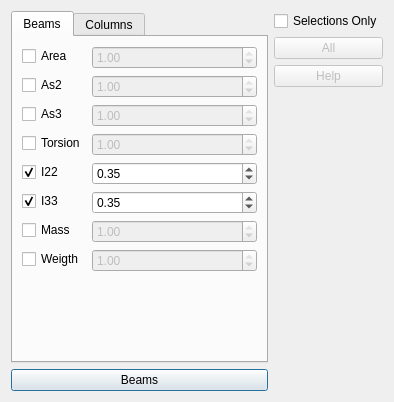
The window that widgets/assign/assign_modifiers.ui (ebrahimraeyat/civilTools) describes before a commit, drawn with Qt 5.
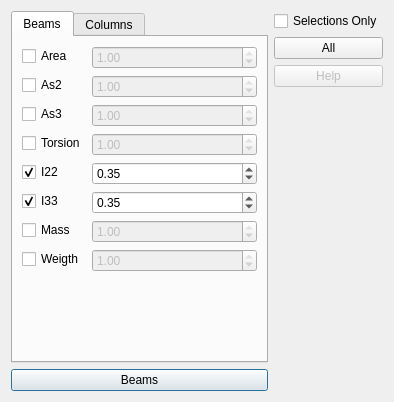
The same window after the commit. Icons and pictures are not drawn.

Commit message: Apply all modifires at once

Diff of the .ui file:
```diff
--- a/widgets/assign/assign_modifiers.ui
+++ b/widgets/assign/assign_modifiers.ui
@@ -457,7 +457,7 @@
      <item>
       <widget class="QPushButton" name="apply_to_etabs_button_all">
        <property name="enabled">
-        <bool>false</bool>
+        <bool>true</bool>
        </property>
        <property name="toolTip">
         <string>Export Selected Load Combinations To ETABS Model</string>
```
The commit also changes 2 other files.
